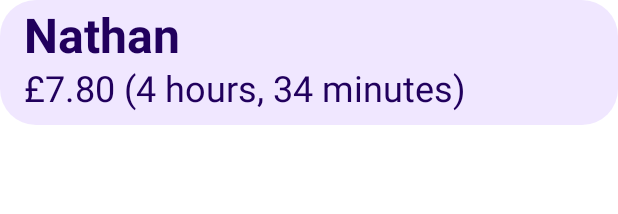
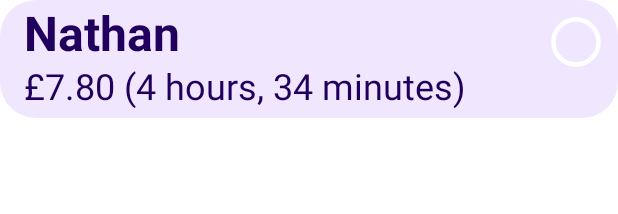
Before and after one commit to nahtaan/TipCalculatorApp, an Android app built with Jetpack Compose: the @Preview function EmployeeTipAmountCardPreview, on a phone screen of 412 x 824 dp. Shown: the top 214 px of the screen. Run offline under Robolectric (Android 15) with nearby library versions, the phone set to English and light mode, and no system bars.

Commit message:
- Added import dialog - Added checking off paid employees

```diff
--- a/app/build.gradle.kts
+++ b/app/build.gradle.kts
@@ -58,12 +58,12 @@ dependencies {
     implementation("androidx.compose.ui:ui")
     implementation("androidx.compose.ui:ui-graphics")
     implementation("androidx.compose.ui:ui-tooling-preview")
-    implementation("androidx.compose.material3:material3:1.2.0")
+    implementation("androidx.compose.material3:material3:1.2.1")
 
     // Compose dependencies
     implementation("androidx.lifecycle:lifecycle-viewmodel-compose:2.7.0")
     implementation("androidx.navigation:navigation-compose:2.7.7")
-    implementation("androidx.compose.material:material-icons-extended:1.6.2")
+    implementation("androidx.compose.material:material-icons-extended:1.6.3")
     implementation("androidx.hilt:hilt-navigation-compose:1.2.0")
 
     // Coroutines
--- a/app/src/main/java/net/nathan/tipcalculator/core/presentation/components/EmployeeEntryButtons.kt
+++ b/app/src/main/java/net/nathan/tipcalculator/core/presentation/components/EmployeeEntryButtons.kt
@@ -32,10 +32,12 @@ fun CheckButton(
                 imageVector = Icons.Default.CheckCircleOutline,
                 contentDescription = ContentDescriptions.CHECK_BUTTON,
                 tint = colour,
-                modifier = modifier.fillMaxSize()
+                modifier = Modifier.fillMaxSize()
             )
         }else{
-            EmptyCircle(colour = colour)
+            EmptyCircle(
+                colour = colour
+            )
         }
     }
 }
--- a/app/src/main/java/net/nathan/tipcalculator/core/presentation/components/TimePickerUtils.kt
+++ b/app/src/main/java/net/nathan/tipcalculator/core/presentation/components/TimePickerUtils.kt
@@ -132,8 +132,7 @@ fun TimePickerDialog(
                     Button(
                         onClick = {
                             onSave()
-                        },
-                        modifier = Modifier
+                        }
                     ){
                         Text(
                             text = TipStrings.CONFIRM
--- a/app/src/main/java/net/nathan/tipcalculator/core/util/TipConstants.kt
+++ b/app/src/main/java/net/nathan/tipcalculator/core/util/TipConstants.kt
@@ -1,6 +1,7 @@
 package net.nathan.tipcalculator.core.util
 
 object ContentDescriptions{
+    const val IMPORT_EMPLOYEES = "Import Employees"
     const val BACK = "Back"
     const val LOADING_INDICATOR = "Loading"
     const val ADD_EMPLOYEE = "Add Employee"
@@ -15,6 +16,8 @@ object TipUseCaseStrings{
     const val INVALID_NAME = "Please ensure that the name is not empty!"
 }
 object TipStrings{
+    const val IMPORT_EXPLAIN = "To import entries, type their names seperated by commas and press confirm!"
+    const val IMPORT_VALUE = "Import Value"
     const val EMPLOYEE_DELETED = "Employee Entry has been deleted."
     const val UNDO = "Undo"
     const val EMPLOYEE_LIST = "Tip Calculator"
--- a/app/src/main/java/net/nathan/tipcalculator/feature_tips/presentation/calculate_tips/CalculateTipsEvent.kt
+++ b/app/src/main/java/net/nathan/tipcalculator/feature_tips/presentation/calculate_tips/CalculateTipsEvent.kt
@@ -1,10 +1,12 @@
 package net.nathan.tipcalculator.feature_tips.presentation.calculate_tips
 
 import androidx.compose.ui.focus.FocusState
+import net.nathan.tipcalculator.feature_tips.domain.model.EmployeeEntryItem
 
 sealed class CalculateTipsEvent {
     data class EnteredTotalTips(val value: String): CalculateTipsEvent()
     data class ChangedTotalTipsFocus(val focusState: FocusState): CalculateTipsEvent()
+    data class ToggleIsPaid(val employee: EmployeeEntryItem) : CalculateTipsEvent()
     data object ShowTimeDialog: CalculateTipsEvent()
     data object HideTimeDialog: CalculateTipsEvent()
     data object Back : CalculateTipsEvent()
--- a/app/src/main/java/net/nathan/tipcalculator/feature_tips/presentation/calculate_tips/CalculateTipsState.kt
+++ b/app/src/main/java/net/nathan/tipcalculator/feature_tips/presentation/calculate_tips/CalculateTipsState.kt
@@ -3,12 +3,14 @@ package net.nathan.tipcalculator.feature_tips.presentation.calculate_tips
 import android.icu.util.Calendar
 import androidx.compose.material3.ExperimentalMaterial3Api
 import androidx.compose.material3.TimePickerState
+import androidx.compose.runtime.mutableStateMapOf
 import net.nathan.tipcalculator.feature_tips.domain.model.EmployeeEntryItem
 
 data class CalculateTipsState @OptIn(ExperimentalMaterial3Api::class) constructor(
     val totalTips: String = "0",
     val totalHours: Double = 0.0,
     val employees: List<EmployeeEntryItem> = emptyList(),
+    val paidEmployees: Map<Int, Boolean> = mutableStateMapOf(),
     val endTimePickerState: TimePickerState = TimePickerState(
         Calendar.getInstance().get(Calendar.HOUR_OF_DAY),
         Calendar.getInstance().get(Calendar.MINUTE),
--- a/app/src/main/java/net/nathan/tipcalculator/feature_tips/presentation/calculate_tips/components/EmployeeTipAmountCard.kt
+++ b/app/src/main/java/net/nathan/tipcalculator/feature_tips/presentation/calculate_tips/components/EmployeeTipAmountCard.kt
@@ -1,28 +1,30 @@
 package net.nathan.tipcalculator.feature_tips.presentation.calculate_tips.components
 
-import androidx.compose.foundation.layout.Row
-import androidx.compose.foundation.layout.fillMaxWidth
-import androidx.compose.foundation.layout.padding
+import androidx.compose.foundation.layout.*
 import androidx.compose.foundation.shape.RoundedCornerShape
 import androidx.compose.material3.*
 import androidx.compose.runtime.Composable
 import androidx.compose.ui.Alignment
 import androidx.compose.ui.Modifier
+import androidx.compose.ui.graphics.Color
 import androidx.compose.ui.text.font.FontWeight
 import androidx.compose.ui.text.style.TextOverflow
 import androidx.compose.ui.tooling.preview.Preview
 import androidx.compose.ui.unit.dp
 import androidx.compose.ui.unit.sp
+import net.nathan.tipcalculator.core.presentation.components.CheckButton
 
-@OptIn(ExperimentalMaterial3Api::class)
 @Composable
 fun EmployeeTipAmountCard(
     modifier: Modifier = Modifier,
     onCardClick: () -> Unit,
+    onCheckClick: () -> Unit,
+    checkColour: Color,
     name: String,
     tipAmount: Double,
     hours: Int?,
-    minutes: Int?
+    minutes: Int?,
+    isChecked: Boolean
 ){
     Card(
         modifier = modifier.fillMaxWidth(),
@@ -31,9 +33,15 @@ fun EmployeeTipAmountCard(
         colors = CardDefaults.cardColors(containerColor = MaterialTheme.colorScheme.primaryContainer.copy(alpha = 0.7f))
     ){
         Row(
-            modifier = Modifier
-                .fillMaxWidth()
-                .padding(start = 16.dp, top = 5.dp)
+            modifier = Modifier.fillMaxWidth()
+        ) {
+            Column(
+                modifier = Modifier.weight(0.85f)
+                    .padding(start = 16.dp)
+                    .padding(vertical = 4.dp)
+            ) {
+                Row(
+                    modifier = Modifier.fillMaxWidth()
                 ) {
                     Text(
                         text = name,
@@ -47,38 +55,50 @@ fun EmployeeTipAmountCard(
                 }
                 Row(
                     verticalAlignment = Alignment.Top,
-            modifier = Modifier
-                .fillMaxWidth()
-                .padding(start = 16.dp)
-                .padding(bottom = 7.dp)
+                    modifier = Modifier.fillMaxWidth()
                 ) {
                     var calcHours = hours
                     var calcMins = minutes
-            if(calcHours == null){
+                    if (calcHours == null) {
                         calcHours = 0
                     }
-            if(calcMins == null){
+                    if (calcMins == null) {
                         calcMins = 0
                     }
                     var time = ""
                     time += "$calcHours hour"
-            if(calcHours != 1){
+                    if (calcHours != 1) {
                         time += "s"
                     }
                     time = "$time, "
                     time += "$calcMins minute"
-            if(calcMins != 1){
+                    if (calcMins != 1) {
                         time += "s"
                     }
                     // cast and add a zero to ensure there is always 2 decimal places
-            var tipString = tipAmount.toString()+"0"
+                    var tipString = tipAmount.toString() + "0"
                     val indexOfPoint = tipString.lastIndexOf('.')
-            tipString = tipString.substring(0, indexOfPoint+3)
+                    tipString = tipString.substring(0, indexOfPoint + 3)
                     Text(
                         text = "£${tipString} ($time)",
                         color = MaterialTheme.colorScheme.onPrimaryContainer,
                         style = MaterialTheme.typography.headlineSmall
                     )
+                }
+            }
+            Column(
+                modifier = Modifier.weight(0.15f)
+                    .padding(end = 4.dp, top = 4.dp),
+                verticalArrangement = Arrangement.Top,
+                horizontalAlignment = Alignment.End
+            ) {
+                CheckButton(
+                    modifier = Modifier.height(48.dp),
+                    onCheckClick = {onCheckClick()},
+                    colour = checkColour,
+                    isChecked = isChecked
+                )
+            }
         }
     }
 }
@@ -91,6 +111,9 @@ fun EmployeeTipAmountCardPreview(){
         onCardClick = {},
         tipAmount = 7.8,
         hours = 4,
-        minutes = 34
+        minutes = 34,
+        onCheckClick = {},
+        isChecked = false,
+        checkColour = MaterialTheme.colorScheme.onPrimary
     )
 }
--- a/app/src/main/java/net/nathan/tipcalculator/feature_tips/presentation/employee_list/EmployeeEntryListEvent.kt
+++ b/app/src/main/java/net/nathan/tipcalculator/feature_tips/presentation/employee_list/EmployeeEntryListEvent.kt
@@ -6,6 +6,10 @@ sealed class EmployeeEntryListEvent {
     data class Delete(val employee: EmployeeEntryItem): EmployeeEntryListEvent()
     data class ToggleSelected(val employee: EmployeeEntryItem): EmployeeEntryListEvent()
     data class UndoDelete(val employee: EmployeeEntryItem) :  EmployeeEntryListEvent()
+    data class ImportEmployeeStringChange(val value: String) : EmployeeEntryListEvent()
     data object ToggleAllSelected : EmployeeEntryListEvent()
     data object DeleteAll : EmployeeEntryListEvent()
+    data object ImportEmployees : EmployeeEntryListEvent()
+    data object ShowImportDialog : EmployeeEntryListEvent()
+    data object HideImportDialog : EmployeeEntryListEvent()
 }
--- a/app/src/main/java/net/nathan/tipcalculator/feature_tips/presentation/employee_list/EmployeeEntryListState.kt
+++ b/app/src/main/java/net/nathan/tipcalculator/feature_tips/presentation/employee_list/EmployeeEntryListState.kt
@@ -6,5 +6,7 @@ data class EmployeeEntryListState(
     val employeeEntryItems: List<EmployeeEntryItem> = emptyList(),
     val allSelected: Boolean = false,
     val isLoading: Boolean = false,
+    val showImportEmployeesDialog: Boolean = false,
+    val importEmployeeString: String = "",
     val error: String? = null
 )
```
Also changed, not shown: app/src/main/java/net/nathan/tipcalculator/feature_tips/presentation/calculate_tips/CalculateTipsScreen.kt (+6 -1 lines), app/src/main/java/net/nathan/tipcalculator/feature_tips/presentation/calculate_tips/CalculateTipsViewModel.kt (+15 -0 lines), app/src/main/java/net/nathan/tipcalculator/feature_tips/presentation/employee_list/EmployeeEntryListScreen.kt (+88 -8 lines), app/src/main/java/net/nathan/tipcalculator/feature_tips/presentation/employee_list/EmployeeEntryListViewModel.kt (+42 -0 lines). Lines whose indentation alone changed are shown as unchanged.
